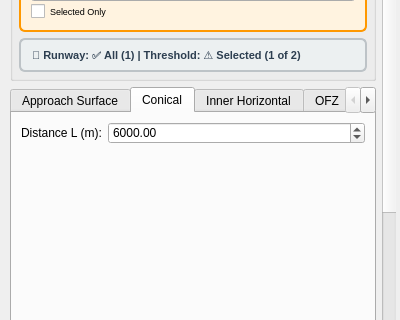
Qt form qols/qols_panel_base.ui (FLYGHT7/qOLS) before a commit; both pictures show x 0 to 400 and y 197 to 517 of the 400 by 600 pixel window.
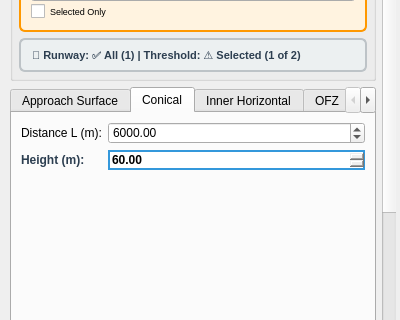
The same form after that commit. The open tabs and pages were chosen to show the change. Custom widgets are drawn as their Qt base class.

Commit message: Add height parameter for conical surface and update UI for 3D polygon

```diff
--- a/qols/qols_panel_base.ui
+++ b/qols/qols_panel_base.ui
@@ -523,6 +523,35 @@
           </property>
          </widget>
         </item>
+        <item row="1" column="0">
+         <widget class="QLabel" name="label_height_conical">
+          <property name="text">
+           <string>Height (m):</string>
+          </property>
+          <property name="styleSheet">
+           <string>font-weight: bold; font-size: 12px; color: #2c3e50;</string>
+          </property>
+         </widget>
+        </item>
+        <item row="1" column="1">
+         <widget class="QDoubleSpinBox" name="spin_height_conical">
+          <property name="minimum">
+           <double>0.0</double>
+          </property>
+          <property name="maximum">
+           <double>500.0</double>
+          </property>
+          <property name="value">
+           <double>60.0</double>
+          </property>
+          <property name="toolTip">
+           <string>Height for 3D PolygonZ surface. Conical surfaces typically use 60m height for ICAO compliance.</string>
+          </property>
+          <property name="styleSheet">
+           <string>font-weight: bold; border: 2px solid #3498db;</string>
+          </property>
+         </widget>
+        </item>
        </layout>
       </widget>
       
```
The commit also changes 2 other files.
